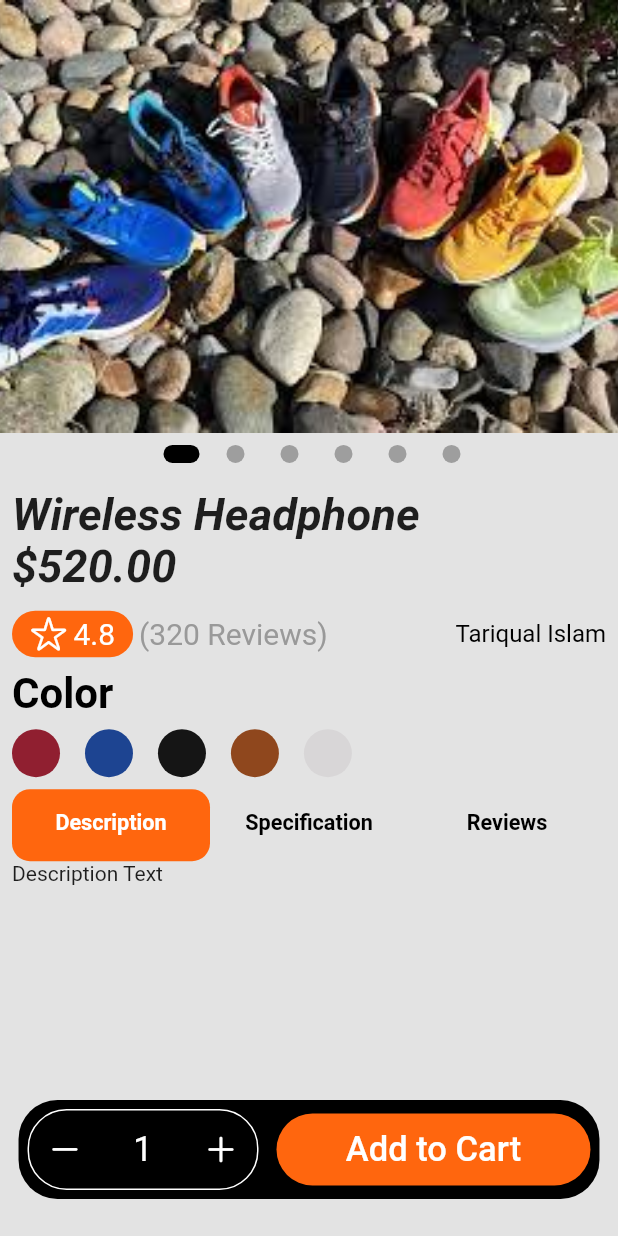
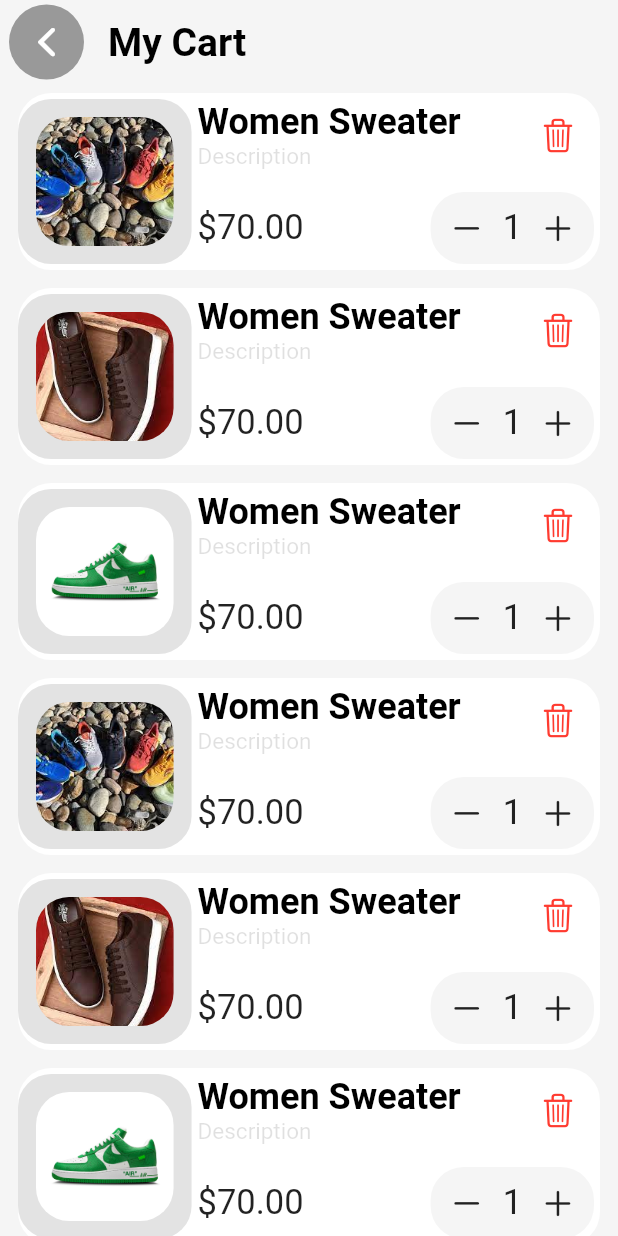
Before and after one commit to Sunny-india/ecommerce_dribbble, a Flutter app: the screen it shows after launch, on a phone screen of 412 x 824 dp. Run offline on Flutter 3.47's test engine with Material 2 defaults, Android fonts, the light colour scheme and no system bars; Roboto replaces fonts that are missing (Mulish-Italic).

Commit message:
created cart page; but map for data to be created; in order to make each data distinct

```diff
--- /dev/null
+++ b/lib/cart_page.dart
@@ -0,0 +1,180 @@
+import 'package:flutter/cupertino.dart';
+import 'package:flutter/material.dart';
+
+import 'color_constants.dart';
+
+class CartPage extends StatefulWidget {
+  const CartPage({super.key});
+
+  @override
+  State<CartPage> createState() => _CartPageState();
+}
+
+class _CartPageState extends State<CartPage> {
+  List<String> images = [
+    'assets/images/shoe1.jpeg',
+    'assets/images/shoe2.jpeg',
+    'assets/images/shoe3.webp',
+    'assets/images/shoe1.jpeg',
+    'assets/images/shoe2.jpeg',
+    'assets/images/shoe3.webp'
+  ];
+
+  @override
+  Widget build(BuildContext context) {
+    return Scaffold(
+      backgroundColor: ColorConstants.backgroundColor,
+      appBar: AppBar(
+        elevation: 0,
+        backgroundColor: Colors.transparent,
+        leading: Padding(
+          padding: const EdgeInsets.only(left: 6),
+          child: CircleAvatar(
+            backgroundColor: ColorConstants.textFormFieldIconColor,
+            child: IconButton(
+              iconSize: 30,
+              color: Colors.white,
+              onPressed: () {},
+              icon: const Icon(CupertinoIcons.back),
+            ),
+          ),
+        ),
+        title: const Text(
+          'My Cart',
+          style: TextStyle(
+              color: Colors.black,
+              fontFamily: 'Mulish-Italic',
+              fontWeight: FontWeight.w700,
+              fontSize: 26),
+        ),
+      ),
+      body: SafeArea(
+        child: ListView.builder(
+          itemCount: images.length,
+          itemBuilder: (context, index) {
+            return Container(
+              margin: const EdgeInsets.symmetric(horizontal: 12, vertical: 6),
+              decoration: BoxDecoration(
+                borderRadius: BorderRadius.circular(22),
+                color: Colors.white,
+              ),
+              child: Row(
+                mainAxisAlignment: MainAxisAlignment.spaceEvenly,
+                children: [
+                  Expanded(
+                    flex: 17,
+                    child: buildImageContainer(index),
+                  ),
+                  Expanded(flex: 40, child: buildDetailContainer()),
+                ],
+              ),
+            );
+          },
+        ),
+      ),
+    );
+  }
+
+  Container buildImageContainer(int index) {
+    return Container(
+      height: 110,
+      width: 75,
+      margin: const EdgeInsets.symmetric(vertical: 4),
+      padding: const EdgeInsets.symmetric(horizontal: 12, vertical: 12),
+      decoration: BoxDecoration(
+        borderRadius: BorderRadius.circular(22),
+        color: ColorConstants.roundContainerColor,
+      ),
+      child: ClipRRect(
+        borderRadius: BorderRadius.circular(22),
+        child: Image(
+          image: AssetImage(images[index]),
+          fit: BoxFit.cover,
+        ),
+      ),
+    );
+  }
+
+  Container buildDetailContainer() {
+    return Container(
+      padding: const EdgeInsets.symmetric(horizontal: 4),
+      height: 110,
+      width: 75,
+      child: Column(
+        children: [
+          /// row for item name, inside detail, and delete button
+          Row(
+            mainAxisAlignment: MainAxisAlignment.spaceBetween,
+            children: [
+              Column(
+                crossAxisAlignment: CrossAxisAlignment.start,
+                children: [
+                  const Text(
+                    'Women Sweater',
+                    style: TextStyle(
+                        color: Colors.black,
+                        fontWeight: FontWeight.bold,
+                        fontSize: 24),
+                  ),
+                  Text(
+                    'Description',
+                    style: TextStyle(color: Colors.black12, fontSize: 15),
+                  ),
+                ],
+              ),
+              IconButton(
+                onPressed: () {},
+                icon: Icon(
+                  CupertinoIcons.delete,
+                  color: CupertinoColors.destructiveRed,
+                ),
+              ),
+            ],
+          ),
+
+          /// row for item name, inside detail, and delete button ends here
+
+          const SizedBox(height: 14),
+
+          /// row for prices and quantity
+          Row(
+            mainAxisAlignment: MainAxisAlignment.spaceBetween,
+            children: [
+              const Text(
+                '\$70.00',
+                style: TextStyle(fontSize: 23),
+              ),
+              Container(
+                decoration: BoxDecoration(
+                    borderRadius: BorderRadius.circular(22),
+                    color: ColorConstants.backgroundColor),
+                child: Row(
+                  children: [
+                    IconButton(
+                      onPressed: () {},
+                      icon: const Icon(
+                        CupertinoIcons.minus,
+                      ),
+                    ),
+                    const Text(
+                      '1',
+                      style: TextStyle(fontSize: 23),
+                    ),
+                    IconButton(
+                      onPressed: () {},
+                      icon: const Icon(
+                        CupertinoIcons.plus,
+                      ),
+                    ),
+                  ],
+                ),
+              ),
+            ],
+          ),
+
+          /// row for prices and quantity ends here
+        ],
+      ),
+    );
+  }
+}
--- a/lib/color_constants.dart
+++ b/lib/color_constants.dart
@@ -5,4 +5,5 @@ class ColorConstants {
   static Color roundContainerColor = const Color(0xffe3e3e3);
   static Color textFormFieldIconColor = const Color(0xff999999);
   static Color orangeContainer = const Color(0xffff660e);
+  static Color backgroundColor = const Color(0xfff5f5f5);
 }
--- a/lib/main.dart
+++ b/lib/main.dart
@@ -1,12 +1,14 @@
 import 'package:ecommerce_dribbble/color_constants.dart';
-import 'package:ecommerce_dribbble/product_detail_model_page.dart';
 import 'package:flutter/material.dart';
+
+import 'cart_page.dart';
 
 void main() {
   runApp(
     const MaterialApp(
       debugShowCheckedModeBanner: false,
-      home: ProductDetailModelPage(),
+      home: CartPage(),
+      //ProductDetailModelPage(),
       //MainPage(),
     ),
   );
```
